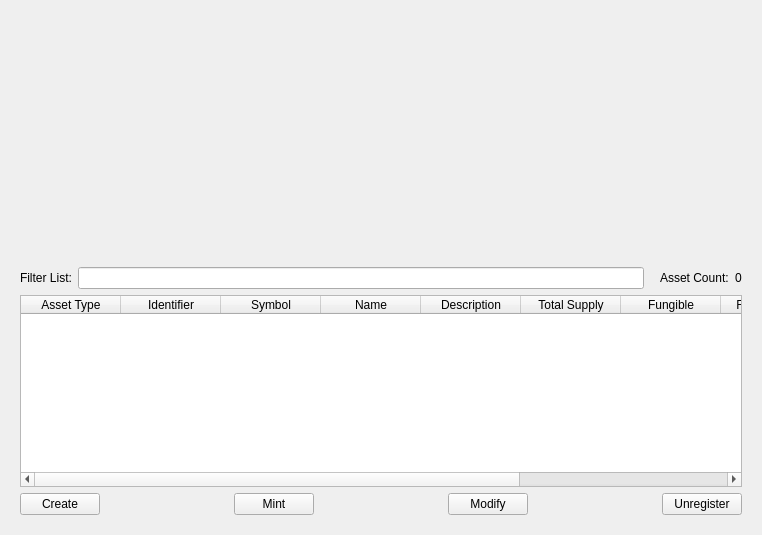
The window that src/qt/forms/myownspats.ui (firoorg/firo) describes before a commit, drawn with Qt 5.
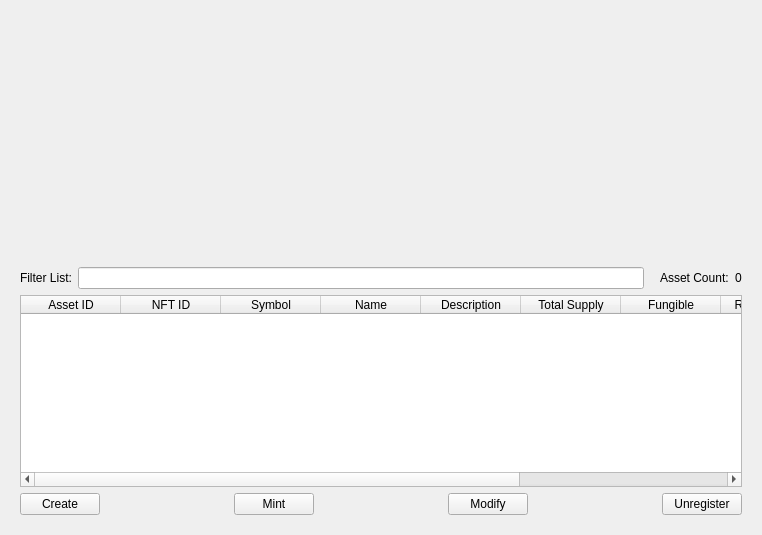
The same window after the commit.

What changed in the file:
```diff
--- a/src/qt/forms/myownspats.ui
+++ b/src/qt/forms/myownspats.ui
@@ -71,12 +71,12 @@
          </attribute>
          <column>
           <property name="text">
-           <string>Asset Type</string>
+           <string>Asset ID</string>
           </property>
          </column>
          <column>
           <property name="text">
-           <string>Identifier</string>
+           <string>NFT ID</string>
           </property>
          </column>
          <column>
@@ -106,7 +106,7 @@
          </column>
          <column>
           <property name="text">
-           <string>Resuppliable</string>
+           <string>Resupplyable</string>
           </property>
          </column>
          <column>
```
Left out of the diff: 4 changed lines with no effect on the pictures.
